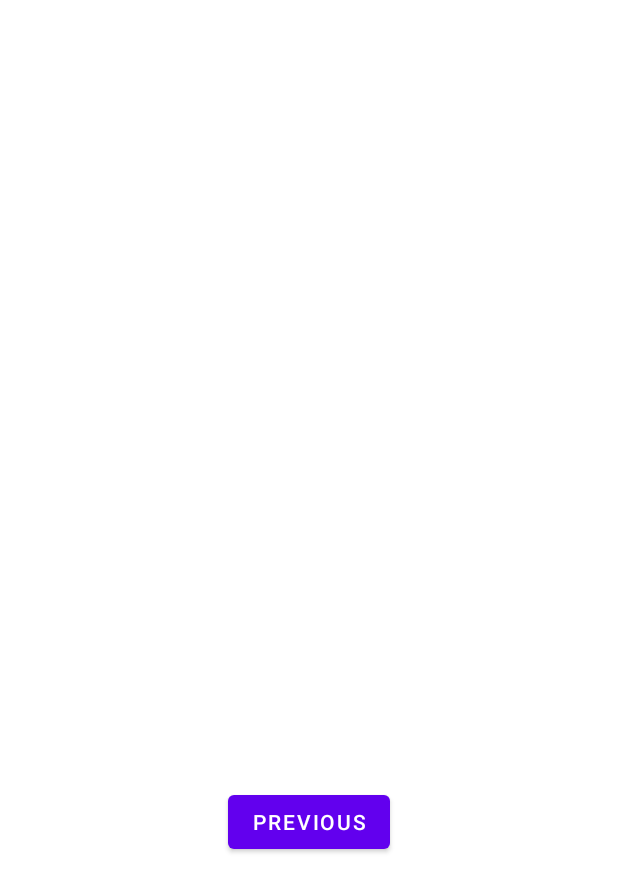
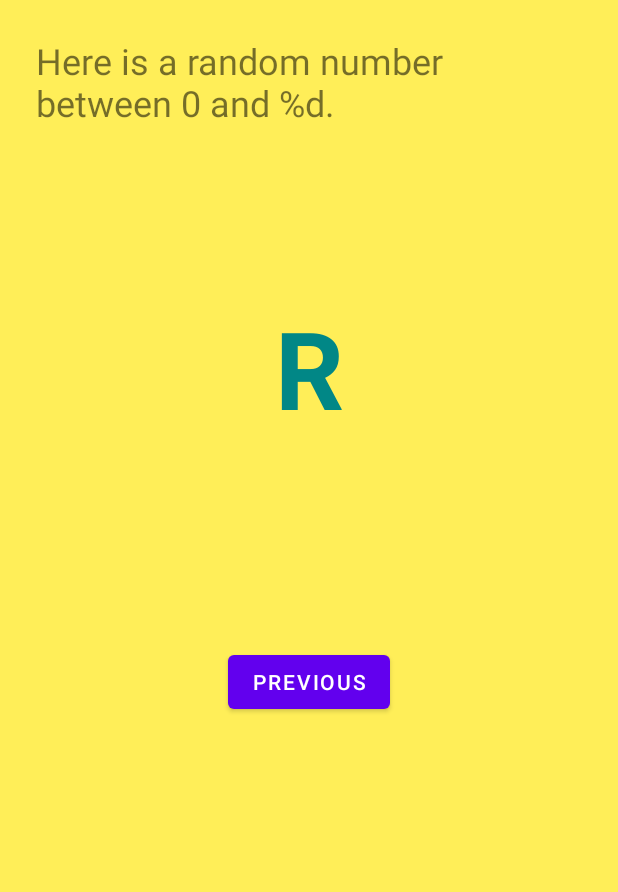
Before and after one commit to fanweng/android-training, an Android app: the layout fragment_second.xml on its own in the app's theme, with its tools: preview values and no code run, on a phone screen of 412 x 824 dp. Shown: the top 892 px of the screen. Run offline under Robolectric (Android 15) with nearby library versions, the phone set to English and light mode, and no system bars.

Commit message:
Pass arguments to another fragment using navigation action.

```diff
--- a/build-your-first-android-app-in-java/app/build.gradle
+++ b/build-your-first-android-app-in-java/app/build.gradle
@@ -1,5 +1,6 @@
 plugins {
     id 'com.android.application'
+    id 'androidx.navigation.safeargs'
 }
 
 android {
--- a/build-your-first-android-app-in-java/app/src/main/res/layout/fragment_second.xml
+++ b/build-your-first-android-app-in-java/app/src/main/res/layout/fragment_second.xml
@@ -4,16 +4,37 @@
     xmlns:tools="http://schemas.android.com/tools"
     android:layout_width="match_parent"
     android:layout_height="match_parent"
+    android:background="@color/screenBackground"
     tools:context=".SecondFragment">
 
     <TextView
-        android:id="@+id/textview_second"
-        android:layout_width="wrap_content"
+        android:id="@+id/textview_header"
+        android:layout_width="0dp"
         android:layout_height="wrap_content"
-        app:layout_constraintBottom_toTopOf="@id/button_second"
+        android:layout_marginStart="24dp"
+        android:layout_marginLeft="24dp"
+        android:layout_marginTop="24dp"
+        android:layout_marginEnd="24dp"
+        android:layout_marginRight="24dp"
+        android:text="@string/second_fragment_header"
+        android:textSize="24sp"
         app:layout_constraintEnd_toEndOf="parent"
         app:layout_constraintStart_toStartOf="parent"
         app:layout_constraintTop_toTopOf="parent" />
+
+    <TextView
+        android:id="@+id/textview_random"
+        android:layout_width="wrap_content"
+        android:layout_height="wrap_content"
+        android:text="R"
+        android:textColor="@color/teal_700"
+        android:textSize="72sp"
+        android:textStyle="bold"
+        app:layout_constraintBottom_toTopOf="@+id/button_second"
+        app:layout_constraintEnd_toEndOf="parent"
+        app:layout_constraintStart_toStartOf="parent"
+        app:layout_constraintTop_toBottomOf="@+id/textview_header"
+        app:layout_constraintVertical_bias="0.45" />
 
     <Button
         android:id="@+id/button_second"
@@ -23,5 +44,5 @@
         app:layout_constraintBottom_toBottomOf="parent"
         app:layout_constraintEnd_toEndOf="parent"
         app:layout_constraintStart_toStartOf="parent"
-        app:layout_constraintTop_toBottomOf="@id/textview_second" />
+        app:layout_constraintTop_toBottomOf="@id/textview_header" />
 </androidx.constraintlayout.widget.ConstraintLayout>
--- a/build-your-first-android-app-in-java/app/src/main/res/navigation/nav_graph.xml
+++ b/build-your-first-android-app-in-java/app/src/main/res/navigation/nav_graph.xml
@@ -24,5 +24,8 @@
         <action
             android:id="@+id/action_SecondFragment_to_FirstFragment"
             app:destination="@id/FirstFragment" />
+        <argument
+            android:name="myArg"
+            app:argType="integer" />
     </fragment>
 </navigation>
--- a/build-your-first-android-app-in-java/app/src/main/res/values/strings.xml
+++ b/build-your-first-android-app-in-java/app/src/main/res/values/strings.xml
@@ -10,5 +10,5 @@
     <string name="previous">Previous</string>
     <string name="toast_text">Toast is here</string>
     <string name="default_num">0</string>
-    <string name="hello_second_fragment">Hello second fragment. Arg: %1$s</string>
+    <string name="second_fragment_header">Here is a random number between 0 and %d.</string>
 </resources>
--- a/build-your-first-android-app-in-java/build.gradle
+++ b/build-your-first-android-app-in-java/build.gradle
@@ -6,6 +6,9 @@ buildscript {
     }
     dependencies {
         classpath "com.android.tools.build:gradle:4.2.2"
+
+        def nav_version = "2.3.0-alpha04"
+        classpath "androidx.navigation:navigation-safe-args-gradle-plugin:$nav_version"
 
         // NOTE: Do not place your application dependencies here; they belong
         // in the individual module build.gradle files
```
Also changed, not shown: build-your-first-android-app-in-java/app/src/main/java/com/example/myfirstapp/FirstFragment.java (+11 -4 lines), build-your-first-android-app-in-java/app/src/main/java/com/example/myfirstapp/SecondFragment.java (+17 -0 lines).
